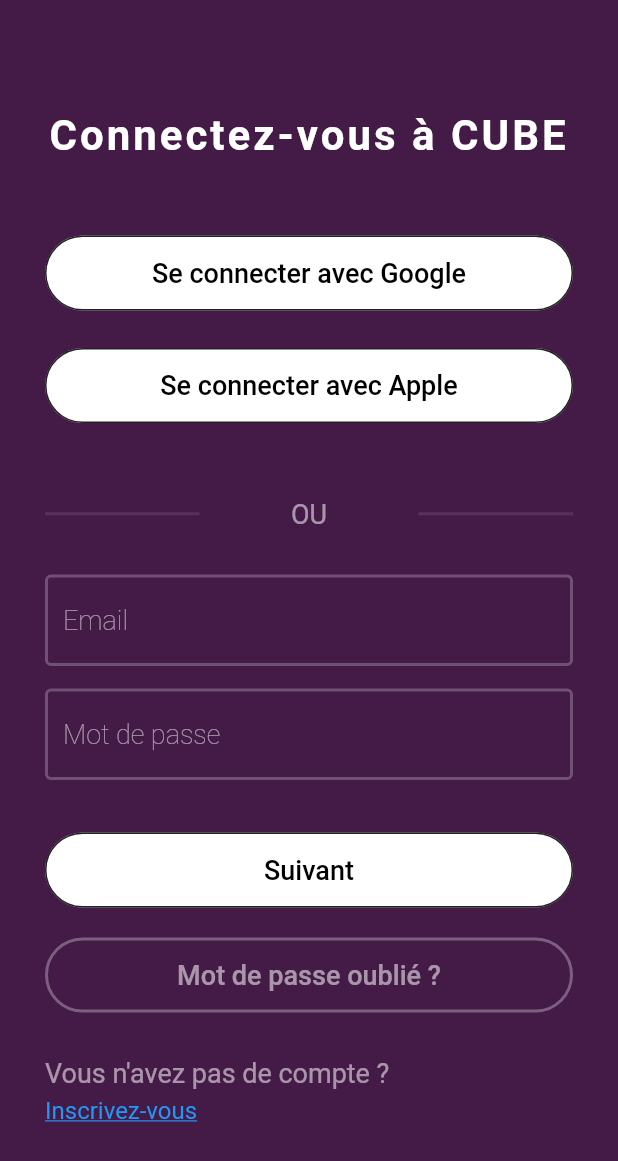
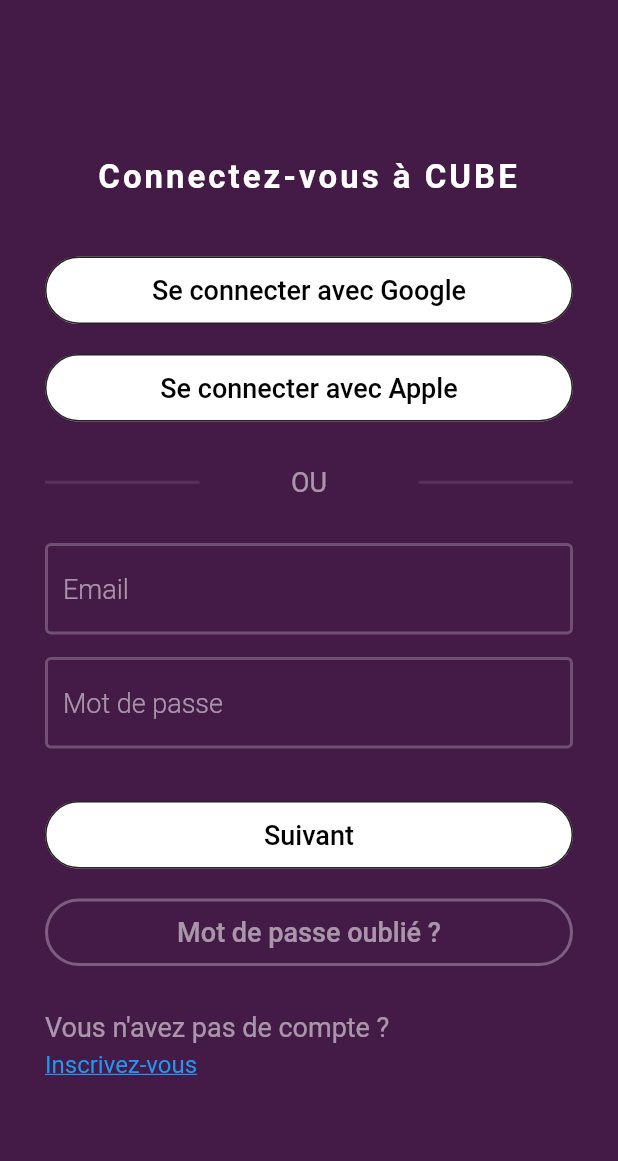
Before and after one commit to GabrielDela/FLUTTER_CUBE, a Flutter app: the screen it shows after launch, on a phone screen of 412 x 824 dp. Shown: the top 1161 px of the screen. Run offline on Flutter 3.47's test engine with Material 2 defaults, Android fonts, the phone set to English and light mode, and no system bars.

Commit message:
Update Auth.dart

```diff
--- a/lib/Auth.dart
+++ b/lib/Auth.dart
@@ -21,20 +21,17 @@ class _AuthPageState extends State<AuthPage> {
           crossAxisAlignment: CrossAxisAlignment.center,
           children: [
             Container(
-              padding: const EdgeInsets.only( bottom: 50),
+              padding: const EdgeInsets.only( bottom: 40),
               width: MediaQuery.of(context).size.width,
-              child: const Text("Connectez-vous à CUBE", style: TextStyle(color: Colors.white, fontSize: 28, fontWeight: FontWeight.w600, letterSpacing: 2), textAlign: TextAlign.center,),
+              child: const Text("Connectez-vous à CUBE", style: TextStyle(color: Colors.white, fontSize: 22, fontWeight: FontWeight.w600, letterSpacing: 2), textAlign: TextAlign.center,),
             ),
             Container(
-              margin: const EdgeInsets.only(bottom: 25),
+              margin: const EdgeInsets.only(bottom: 20),
               width: MediaQuery.of(context).size.width,
-              height: 50,
+              height: 45,
               child: OutlinedButton(
                 style: ButtonStyle(
                   backgroundColor: MaterialStateProperty.all<Color>(Colors.white),
-                  padding: MaterialStateProperty.all(
-                    const EdgeInsets.only(left: 70, right: 70),
-                  ),
                   side: MaterialStateProperty.all(
                       const BorderSide(
                           color: Colors.black87,
@@ -50,15 +47,11 @@ class _AuthPageState extends State<AuthPage> {
             ),
 
             Container(
-              margin: const EdgeInsets.only(bottom: 25),
               width: MediaQuery.of(context).size.width,
-              height: 50,
+              height: 45,
               child: OutlinedButton(
                 style: ButtonStyle(
                   backgroundColor: MaterialStateProperty.all<Color>(Colors.white),
-                  padding: MaterialStateProperty.all(
-                    const EdgeInsets.only(left: 70, right: 70),
-                  ),
                   side: MaterialStateProperty.all(
                       const BorderSide(
                           color: Colors.black87,
@@ -73,7 +66,7 @@ class _AuthPageState extends State<AuthPage> {
               ),
             ),
             Container(
-              margin: const EdgeInsets.only(top: 25, bottom: 25),
+              margin: const EdgeInsets.only(top: 30, bottom: 25),
               width: MediaQuery.of(context).size.width,
               child: Row(
                 mainAxisAlignment: MainAxisAlignment.spaceBetween,
@@ -96,7 +89,7 @@ class _AuthPageState extends State<AuthPage> {
             Container(
               margin: const EdgeInsets.only(top: 5, bottom: 15),
               child: const TextField(
-                style: TextStyle(color: Colors.white, fontWeight: FontWeight.w100),
+                style: TextStyle(color: Colors.white, fontWeight: FontWeight.w300),
                 decoration: InputDecoration(
                   focusedBorder: OutlineInputBorder(
                     borderSide: BorderSide(color: Colors.white54, width: 2.0),
@@ -106,7 +99,6 @@ class _AuthPageState extends State<AuthPage> {
                   ),
                   hintText: "Email",
                   hintStyle: TextStyle(fontSize: 18, color: Colors.white54),
-
                 ),
               ),
             ),
@@ -114,7 +106,7 @@ class _AuthPageState extends State<AuthPage> {
             Container(
               margin: const EdgeInsets.only(top: 0, bottom: 15),
               child: const TextField(
-                style: TextStyle(color: Colors.white, fontWeight: FontWeight.w100),
+                style: TextStyle(color: Colors.white, fontWeight: FontWeight.w300),
                 decoration: InputDecoration(
                   focusedBorder: OutlineInputBorder(
                     borderSide: BorderSide(color: Colors.white54, width: 2.0),
@@ -130,13 +122,10 @@ class _AuthPageState extends State<AuthPage> {
             Container(
               margin: const EdgeInsets.only(top: 20, bottom: 20),
               width: MediaQuery.of(context).size.width,
-              height: 50,
+              height: 45,
               child: OutlinedButton(
                 style: ButtonStyle(
                   backgroundColor: MaterialStateProperty.all<Color>(Colors.white),
-                  padding: MaterialStateProperty.all(
-                    const EdgeInsets.only(left: 70, right: 70),
-                  ),
                   side: MaterialStateProperty.all(
                       const BorderSide(
                           color: Colors.black87,
@@ -153,13 +142,9 @@ class _AuthPageState extends State<AuthPage> {
             Container(
               margin: const EdgeInsets.only(bottom: 10),
               width: MediaQuery.of(context).size.width,
-              height: 50,
+              height: 45,
               child: OutlinedButton(
                 style: ButtonStyle(
-                  // backgroundColor: MaterialStateProperty.all<Color>(Colors.white),
-                  padding: MaterialStateProperty.all(
-                    const EdgeInsets.only(left: 70, right: 70),
-                  ),
                   side: MaterialStateProperty.all(
                       const BorderSide(
                           color: Colors.white30,
```
